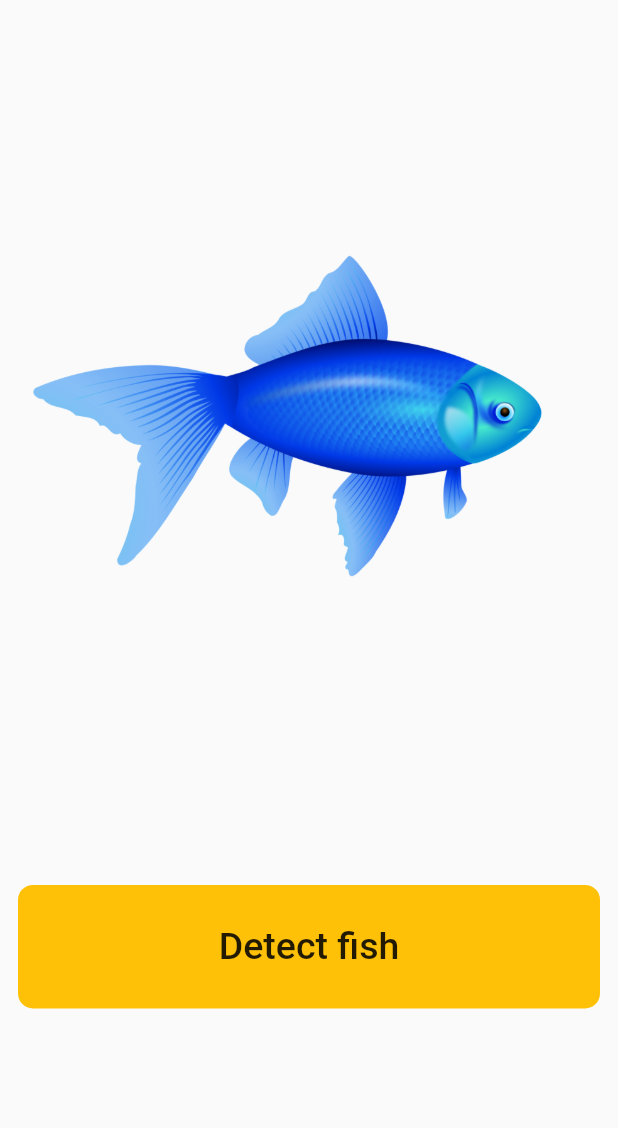
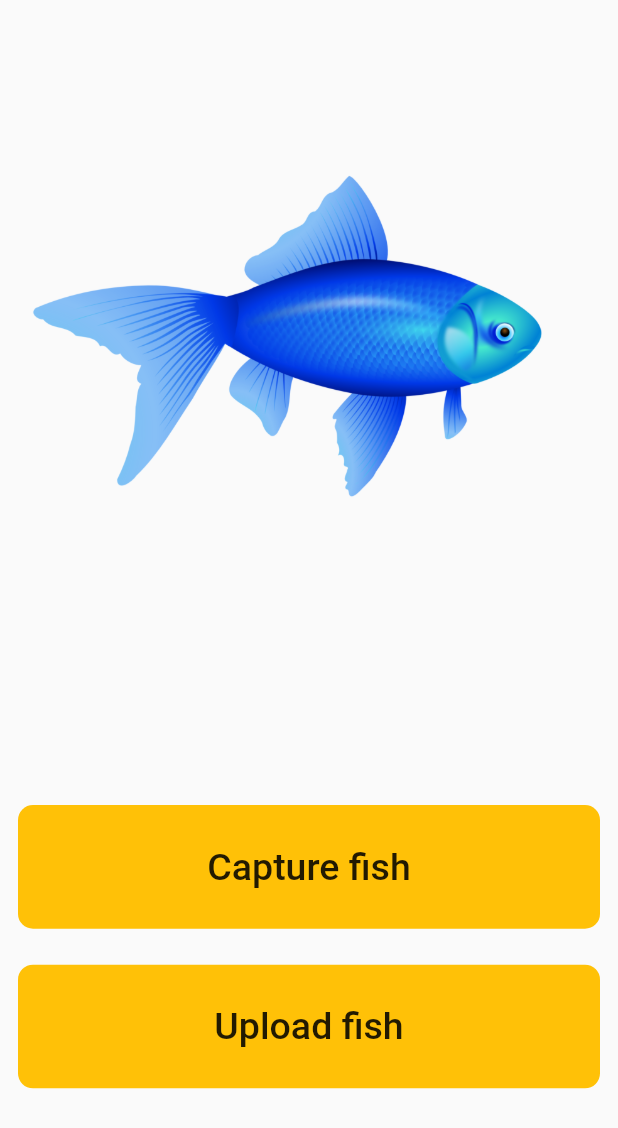
Before and after one commit to SasithaDil/fish-detector, a Flutter app: the screen it shows after launch, on a phone screen of 412 x 824 dp. Shown: the top 1128 px of the screen. Run offline on Flutter 3.47's test engine with Material 2 defaults, Android fonts, the light colour scheme and no system bars; our stand-ins replace image_picker.

Commit message:
Added upload feature

```diff
--- a/lib/features/home/presentation/home_screen.dart
+++ b/lib/features/home/presentation/home_screen.dart
@@ -36,7 +36,31 @@ class _HomeState extends State<Home> {
                 ),
                 child: const Center(
                   child: Text(
-                    "Detect fish",
+                    "Capture fish",
+                    style: TextStyle(
+                      fontSize: 25,
+                      fontWeight: FontWeight.w500,
+                    ),
+                  ),
+                ),
+              ),
+            ),
+          ),
+          GestureDetector(
+            onTap: () {
+              picker.pickImage(source: ImageSource.gallery);
+            },
+            child: Padding(
+              padding: const EdgeInsets.all(12.0),
+              child: Container(
+                height: context.mQHeight * 0.1,
+                decoration: BoxDecoration(
+                  color: Colors.amber,
+                  borderRadius: BorderRadius.circular(10.0),
+                ),
+                child: const Center(
+                  child: Text(
+                    "Upload fish",
                     style: TextStyle(
                       fontSize: 25,
                       fontWeight: FontWeight.w500,
```
